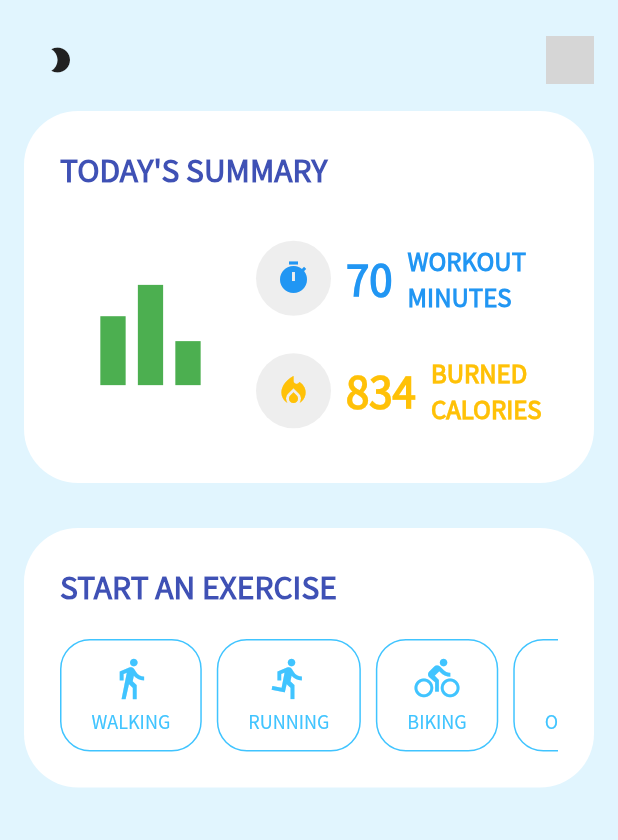
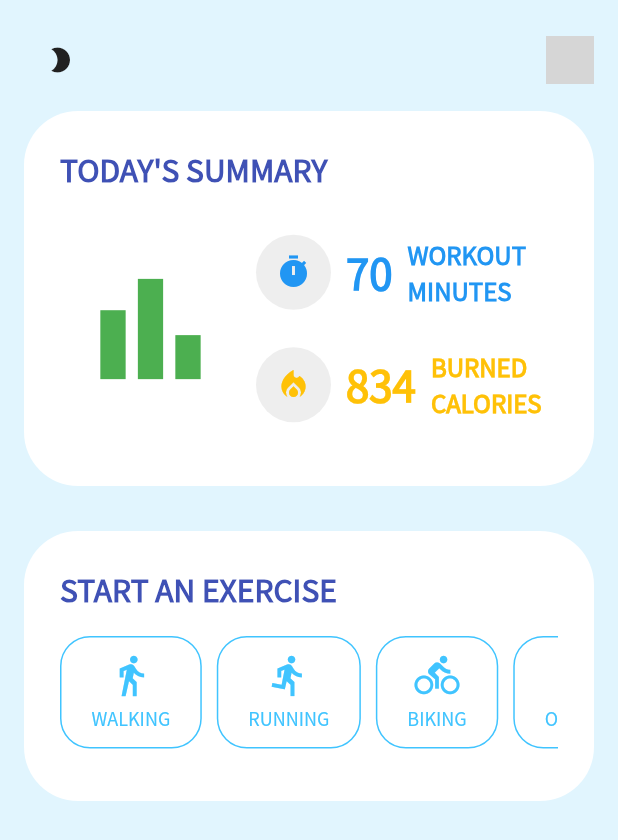
Before and after one commit to sophiathy/fyp_app, a Flutter app: the Home screen opened by its route, after a tap on "Login", on a phone screen of 412 x 824 dp. Shown: the top 840 px of the screen. Run offline on Flutter 3.47's test engine with Material 2 defaults, Android fonts, the phone set to English and light mode, and no system bars; our stand-ins replace cloud_firestore, firebase_auth, firebase_core, flutter_spinkit, geolocator, google_maps_flutter and 4 more; accounts and stored records are empty; network calls fail; grey boxes are pictures that could not be loaded.

Commit message:
7/11: - Minor changes on the map size - Extract the container to SectionCard - Linked headline6 to section titles - Disabled the system back button for Login, Home and WorkingOut - Added accelerator, gyroscope and pedometer - Learnt how to pass parameter(argument) to a route - Steps taken will only display when the type is "walking" or "running" - Added app launcher icon - Bug: geolocator will not request GPS again if GPS is disabled

```diff
--- a/lib/main.dart
+++ b/lib/main.dart
@@ -75,7 +75,7 @@ class _MyAppState extends State <MyApp> {
                   return PageTransition(child: Home(), type: PageTransitionType.rightToLeftWithFade);
                   break;
                 case '/workingOut':
-                  return PageTransition(child: WorkingOut(), type: PageTransitionType.rightToLeftWithFade);
+                  return PageTransition(child: WorkingOut(workoutType: page.arguments), type: PageTransitionType.rightToLeftWithFade);
                   break;
                 default:
                   return null;
--- a/lib/screens/account/login.dart
+++ b/lib/screens/account/login.dart
@@ -32,7 +32,9 @@ class _LoginState extends State<Login> {
 
   @override
   Widget build(BuildContext context) {
-    return _loginLoading ? Loading() : Scaffold(
+    return _loginLoading ? Loading() : new WillPopScope(
+      onWillPop: () async => false,       //disable the system back button
+      child: Scaffold(
         body: GestureDetector(
           behavior: HitTestBehavior.opaque,
           onTap:(){
@@ -308,6 +310,7 @@ class _LoginState extends State<Login> {
             ),
           ),
         ),
+      ),
     );
   }
 }
--- a/lib/screens/home.dart
+++ b/lib/screens/home.dart
@@ -31,7 +31,9 @@ class _HomeState extends State<Home> {
 
     final AuthService _authenticate = AuthService();
 
-    return _loading ? Loading() : Scaffold(
+    return _loading ? Loading() : new WillPopScope(
+      onWillPop: () async => false,       //disable the system back button
+      child: Scaffold(
         resizeToAvoidBottomInset: false,
         backgroundColor: Theme.of(context).backgroundColor,
         body: Padding(
@@ -103,14 +105,19 @@ class _HomeState extends State<Home> {
               ),
 
               //Today's Summary
-            SummarySection(modeSwitch: modeSwitch.themeData),
+              Padding(
+                padding: const EdgeInsets.only(top: 10.0, bottom: 20.0),
+                child: SummarySection(modeSwitch: modeSwitch.themeData),
+              ),
 
               //Start an Exercise
-            StartExSection(modeSwitch: modeSwitch.themeData),
-
-
+              Padding(
+                padding: const EdgeInsets.only(top: 10.0, bottom: 20.0),
+                child: StartExSection(modeSwitch: modeSwitch.themeData),
+              ),
 
             ],
+          ),
         ),
       ),
     );
--- a/lib/sections/StartExSection.dart
+++ b/lib/sections/StartExSection.dart
@@ -1,6 +1,6 @@
 import 'package:flutter/material.dart';
-import 'package:fyp_app/theme/constants.dart';
 import 'package:fyp_app/widgets/exerciseBtn.dart';
+import 'package:fyp_app/widgets/sectionCard.dart';
 
 class StartExSection extends StatelessWidget {
   final bool modeSwitch;
@@ -12,30 +12,17 @@ class StartExSection extends StatelessWidget {
 
   @override
   Widget build(BuildContext context) {
-    return Container(
-      margin: EdgeInsets.only(top: 10.0, bottom: 20.0),
-      padding: EdgeInsets.all(24.0),
-      decoration: BoxDecoration(
-        color: Theme.of(context).indicatorColor,
-        borderRadius: BorderRadius.circular(36.0),
-      ),
-      child: Column(
-        crossAxisAlignment: CrossAxisAlignment.start,
-        mainAxisAlignment: MainAxisAlignment.spaceBetween,
-        children: <Widget>[
-          Text(
-            "Start an Exercise".toUpperCase(),
-            style: TextStyle(
-              color: modeSwitch? kPrimaryColor_dark : kPrimaryColor_light,
-              fontSize: 20.0,
-              fontWeight: FontWeight.bold,
-            ),
-          ),
+    return Stack(
+      children: [
+        SectionCard(
+          height: 180.0,
+          title: "Start an Exercise",
+        ),
 
-          SizedBox(height: 20.0),
-
-          //buttons of exercise
-          SingleChildScrollView(
+        //buttons of exercise
+        Padding(
+          padding: const EdgeInsets.only(top: 70.0, left: 24.0, right: 24.0),
+          child: SingleChildScrollView(
             scrollDirection: Axis.horizontal,
             child: Row(
               children: <Widget>[
@@ -65,8 +52,8 @@ class StartExSection extends StatelessWidget {
               ],
             ),
           ),
-        ],
-      ),
+        ),
+      ],
     );
   }
 }
--- a/lib/sections/SummarySection.dart
+++ b/lib/sections/SummarySection.dart
@@ -1,5 +1,6 @@
 import 'package:flutter/material.dart';
 import 'package:fyp_app/theme/constants.dart';
+import 'package:fyp_app/widgets/sectionCard.dart';
 
 class SummarySection extends StatelessWidget {
   final bool modeSwitch;
@@ -11,29 +12,16 @@ class SummarySection extends StatelessWidget {
 
   @override
   Widget build(BuildContext context) {
-    return Container(
-      margin: EdgeInsets.only(top: 10.0, bottom: 20.0),
-      padding: EdgeInsets.all(24.0),
-      decoration: BoxDecoration(
-        color: Theme.of(context).indicatorColor,
-        borderRadius: BorderRadius.circular(36.0),
-      ),
-      child: Column(
-        crossAxisAlignment: CrossAxisAlignment.start,
-        mainAxisAlignment: MainAxisAlignment.spaceBetween,
-        children: <Widget>[
-          Text(
-            "Today's Summary".toUpperCase(),
-            style: TextStyle(
-              color: modeSwitch? kPrimaryColor_dark : kPrimaryColor_light,
-              fontSize: 20.0,
-              fontWeight: FontWeight.bold,
-            ),
-          ),
+    return Stack(
+      children: <Widget>[
+        SectionCard(
+          height: 250.0,
+          title: "Today's Summary",
+        ),
 
-          SizedBox(height: 20.0),
-
-          Container(
+        Padding(
+          padding: const EdgeInsets.only(top: 70.0, left: 24.0, right: 24.0),
+          child: Container(
             height: 150.0,
             child: Row(
               children: <Widget>[
@@ -141,8 +129,8 @@ class SummarySection extends StatelessWidget {
               ],
             ),
           ),
-        ],
-      ),
+        ),
+      ],
     );
   }
 }
--- a/lib/widgets/ExerciseBtn.dart
+++ b/lib/widgets/ExerciseBtn.dart
@@ -31,7 +31,7 @@ class ExerciseBtn extends StatelessWidget {
         child: InkWell(
           borderRadius: BorderRadius.circular(20.0),  //shape of tapping
           onTap: (){
-            Navigator.of(context).pushReplacementNamed('/workingOut');
+            Navigator.of(context).pushReplacementNamed('/workingOut', arguments: type);
           },
           child: Padding(
             padding: const EdgeInsets.symmetric(horizontal: 15.0, vertical: 5.0),
--- a/lib/widgets/map.dart
+++ b/lib/widgets/map.dart
@@ -58,6 +58,11 @@ class _ShowMapState extends State<ShowMap> {
 
   Future <void> keepUserCenter(Position movingPos) async{
     final GoogleMapController gc = await _mapController.future;
+    bool isLocationServiceEnabled  = await Geolocator.isLocationServiceEnabled();
+
+    //TODO: add dialog for location permission
+    if(!isLocationServiceEnabled)
+      LocationPermission permission = await Geolocator.requestPermission();
 
     gc.animateCamera(CameraUpdate.newCameraPosition(
       CameraPosition(
--- /dev/null
+++ b/lib/widgets/sectionCard.dart
@@ -0,0 +1,37 @@
+import 'package:flutter/material.dart';
+
+class SectionCard extends StatelessWidget {
+  final double height;
+  final String title;
+
+  const SectionCard({
+    this.height,
+    this.title,
+    Key key,
+  }) : super(key: key);
+
+  @override
+  Widget build(BuildContext context) {
+    return Container(
+      padding: EdgeInsets.all(24.0),
+      height: height,
+      width: double.infinity,
+      decoration: BoxDecoration(
+        color: Theme.of(context).indicatorColor,
+        borderRadius: BorderRadius.circular(36.0),
+      ),
+      child: Column(
+        crossAxisAlignment: CrossAxisAlignment.start,
+        mainAxisAlignment: MainAxisAlignment.spaceBetween,
+        children: <Widget>[
+          Text(
+            title.toUpperCase(),
+            style: Theme.of(context)
+                      .textTheme
+                      .headline6,
+          ),
+        ],
+      ),
+    );
+  }
+}
--- a/pubspec.yaml
+++ b/pubspec.yaml
@@ -39,6 +39,10 @@ dependencies:
   page_transition: ^1.1.7+2
   #use svg in the app
   flutter_svg: ^0.19.1
+  #accelerometer and gyroscope
+  sensors: ^0.4.2+6
+  #pedometer used for counting steps
+  pedometer: ^2.0.2
   #locate user
   geolocator: ^6.1.1
   #display google map
```
Also changed, not shown: lib/screens/workingOut.dart (+25 -13 lines), lib/theme/theme.dart (+19 -3 lines), lib/widgets/sensorsInfo.dart (added, +113 -0 lines), pubspec.lock, 34 other files. Lines whose indentation alone changed are shown as unchanged.
